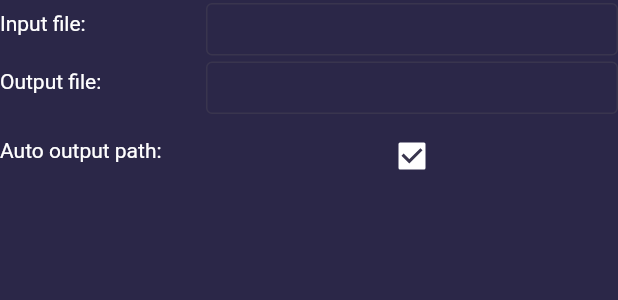
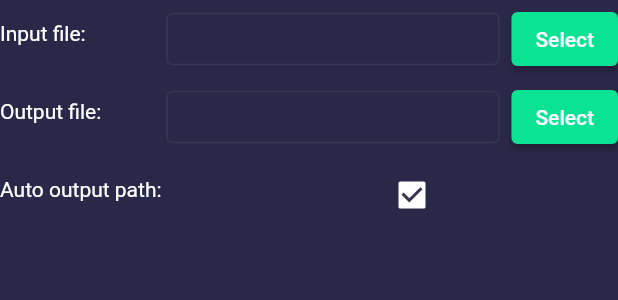
Before and after one commit to bilek993/CLUSEK-TT, a Flutter app: the FilesSubpage widget shown alone on an empty page, opened directly, on a phone screen of 412 x 824 dp. Shown: the top 300 px of the screen. Run offline on Flutter 3.47's test engine with Material 2 defaults, Android fonts, the phone set to English and light mode, and no system bars; our stand-ins replace bloc, flutter_bloc, freezed_annotation, get_it, logger; missing offline and left inert: filepicker_windows; generated files the repository leaves out were written again.

Commit message:
Added selecting input and output file.

```diff
--- a/lib/ui/pages/home_page.dart
+++ b/lib/ui/pages/home_page.dart
@@ -93,7 +93,7 @@ class HomePage extends StatelessWidget {
         ),
         SubpageItem(
           title: AppLocalizations.of(context)!.filesSubpageTitle,
-          child: const FilesSubpage(),
+          child: FilesSubpage(),
         ),
         SubpageItem(
           title: AppLocalizations.of(context)!.inputSubpageTitle,
--- a/lib/ui/widgets/settings_item_with_title.dart
+++ b/lib/ui/widgets/settings_item_with_title.dart
@@ -3,11 +3,13 @@ import 'package:flutter/material.dart';
 class SettingsItemWithTitle extends StatelessWidget {
   final String description;
   final Widget controlWidget;
+  final ButtonStyleButton? actionButton;
 
   const SettingsItemWithTitle({
     Key? key,
     required this.description,
     required this.controlWidget,
+    this.actionButton,
   }) : super(key: key);
 
   @override
@@ -28,6 +30,12 @@ class SettingsItemWithTitle extends StatelessWidget {
             flex: 2,
             child: controlWidget,
           ),
+          actionButton == null
+              ? Container()
+              : Padding(
+                  padding: const EdgeInsets.only(left: 8.0),
+                  child: actionButton!,
+                ),
         ],
       ),
     );
--- a/locale/app_en.arb
+++ b/locale/app_en.arb
@@ -10,5 +10,10 @@
     "outputSubpageTitle": "Output",
     "inputFilePath": "Input file:",
     "outputFilePath": "Output file:",
-    "autoOutputPath": "Auto output path:"
+    "autoOutputPath": "Auto output path:",
+    "selectAction": "Select",
+    "selectInputImageDialogTitle": "Select compatible input image file...",
+    "supportedInputImageFiles": "Texture file (*.bmp;*.png;*.tiff;*.jpg;*.jpeg)",
+    "selectOutputImageDialogTitle": "Select location for the output file...",
+    "supportedOutputImageFiles": "DirectDraw Surface (*.dds)"
 }
--- a/pubspec.yaml
+++ b/pubspec.yaml
@@ -22,6 +22,7 @@ dependencies:
   logger: 1.1.0
   intl: 0.17.0
   freezed_annotation: 1.0.0
+  filepicker_windows: 2.0.1
 
 dev_dependencies:
   flutter_test:
```
Also changed, not shown: lib/ui/pages/files_subpage.dart (+46 -1 lines), locale/app_pl.arb (+6 -1 lines), pubspec.lock.
